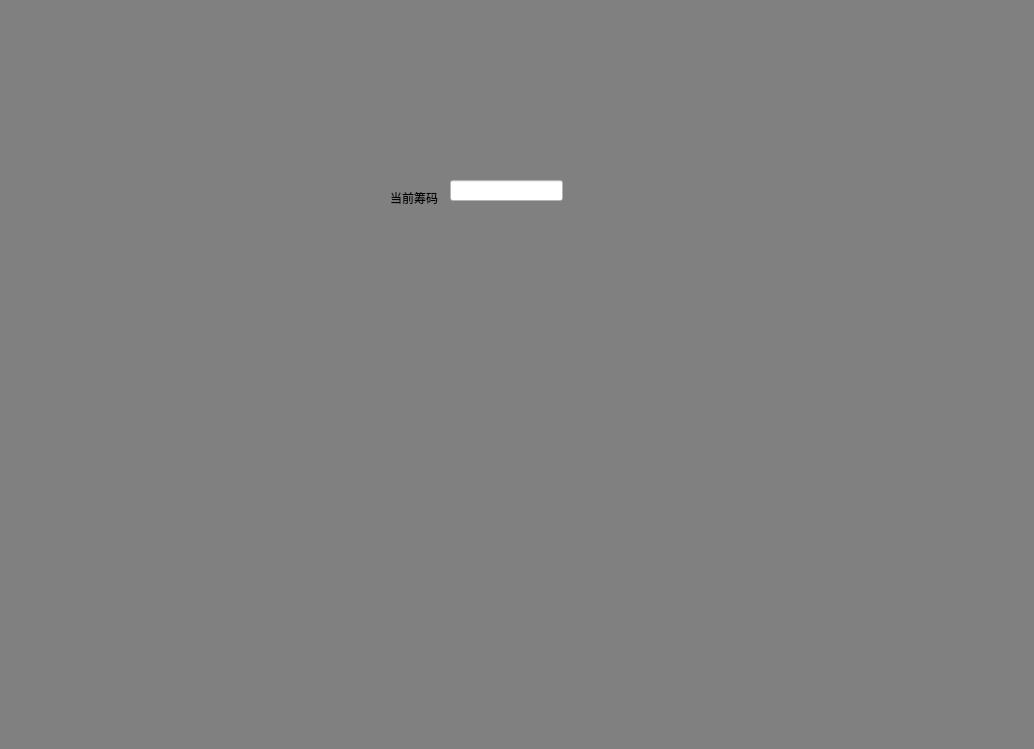
JackeyLea/TexasPoker, file TexasPoker/texaswidget.ui: the form before one commit.
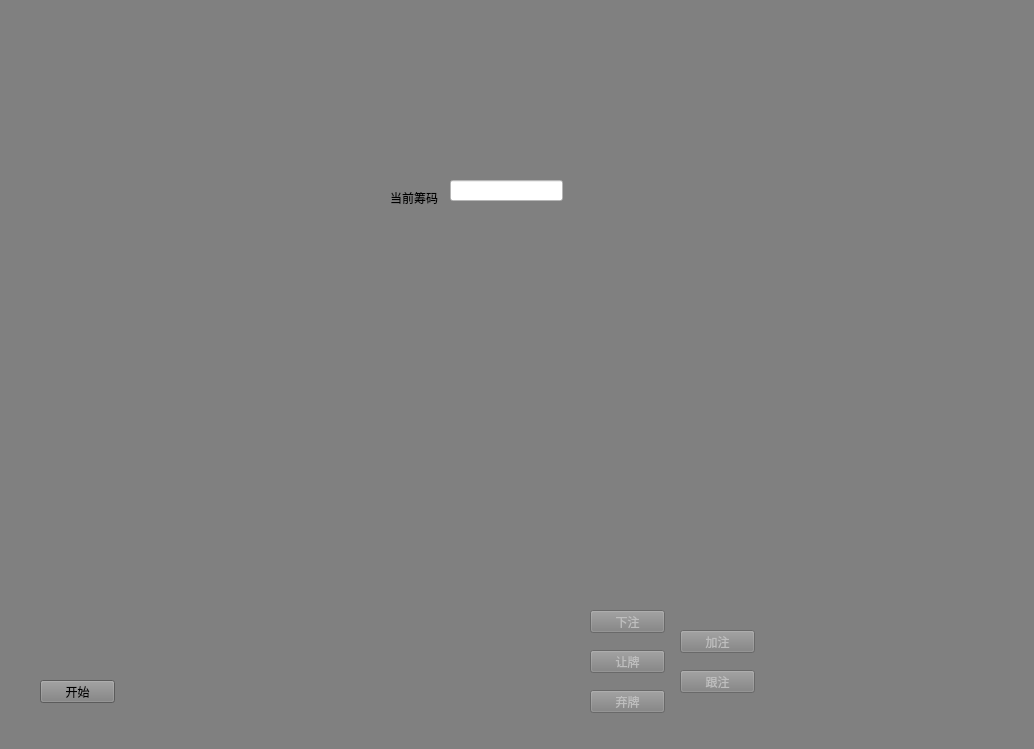
The form after the commit. Icons and pictures are not drawn.

Commit message: [update]界面设计

```diff
--- a/TexasPoker/texaswidget.ui
+++ b/TexasPoker/texaswidget.ui
@@ -478,6 +478,99 @@
     <string>当前筹码：</string>
    </property>
   </widget>
+  <widget class="QPushButton" name="btnStart">
+   <property name="geometry">
+    <rect>
+     <x>40</x>
+     <y>680</y>
+     <width>75</width>
+     <height>23</height>
+    </rect>
+   </property>
+   <property name="text">
+    <string>开始</string>
+   </property>
+  </widget>
+  <widget class="QPushButton" name="btnBet">
+   <property name="enabled">
+    <bool>false</bool>
+   </property>
+   <property name="geometry">
+    <rect>
+     <x>590</x>
+     <y>610</y>
+     <width>75</width>
+     <height>23</height>
+    </rect>
+   </property>
+   <property name="text">
+    <string>下注</string>
+   </property>
+  </widget>
+  <widget class="QPushButton" name="btnCheck">
+   <property name="enabled">
+    <bool>false</bool>
+   </property>
+   <property name="geometry">
+    <rect>
+     <x>590</x>
+     <y>650</y>
+     <width>75</width>
+     <height>23</height>
+    </rect>
+   </property>
+   <property name="text">
+    <string>让牌</string>
+   </property>
+  </widget>
+  <widget class="QPushButton" name="btnFold">
+   <property name="enabled">
+    <bool>false</bool>
+   </property>
+   <property name="geometry">
+    <rect>
+     <x>590</x>
+     <y>690</y>
+     <width>75</width>
+     <height>23</height>
+    </rect>
+   </property>
+   <property name="text">
+    <string>弃牌</string>
+   </property>
+  </widget>
+  <widget class="QPushButton" name="btnRaise">
+   <property name="enabled">
+    <bool>false</bool>
+   </property>
+   <property name="geometry">
+    <rect>
+     <x>680</x>
+     <y>630</y>
+     <width>75</width>
+     <height>23</height>
+    </rect>
+   </property>
+   <property name="text">
+    <string>加注</string>
+   </property>
+  </widget>
+  <widget class="QPushButton" name="btnCall">
+   <property name="enabled">
+    <bool>false</bool>
+   </property>
+   <property name="geometry">
+    <rect>
+     <x>680</x>
+     <y>670</y>
+     <width>75</width>
+     <height>23</height>
+    </rect>
+   </property>
+   <property name="text">
+    <string>跟注</string>
+   </property>
+  </widget>
  </widget>
  <resources>
   <include location="resources.qrc"/>
```
Left out of the diff: 18 changed lines with no effect on the pictures.
